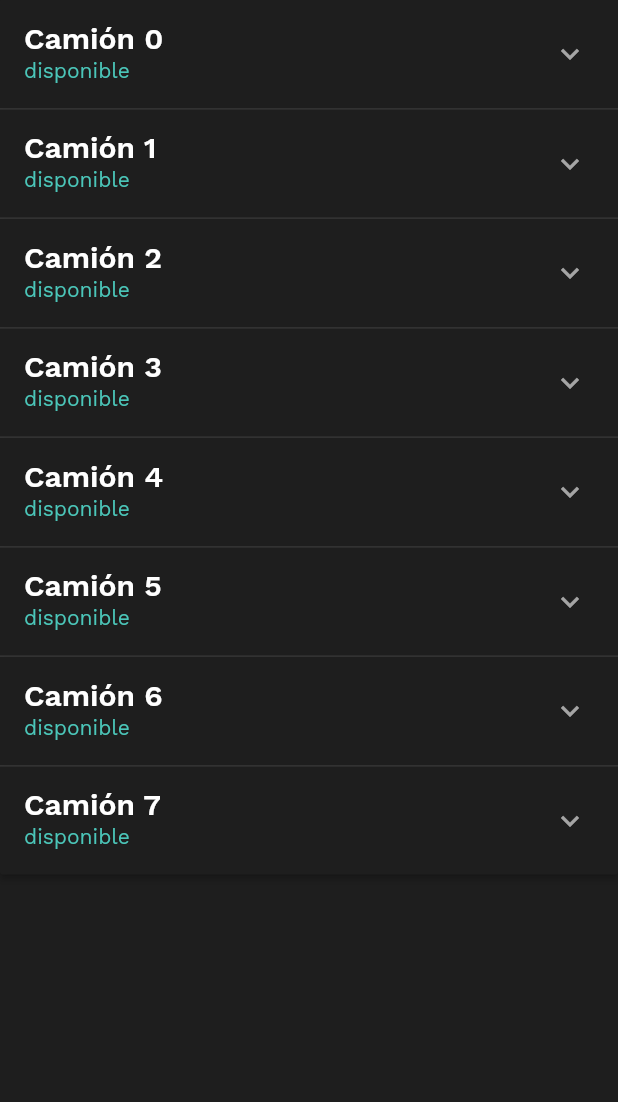
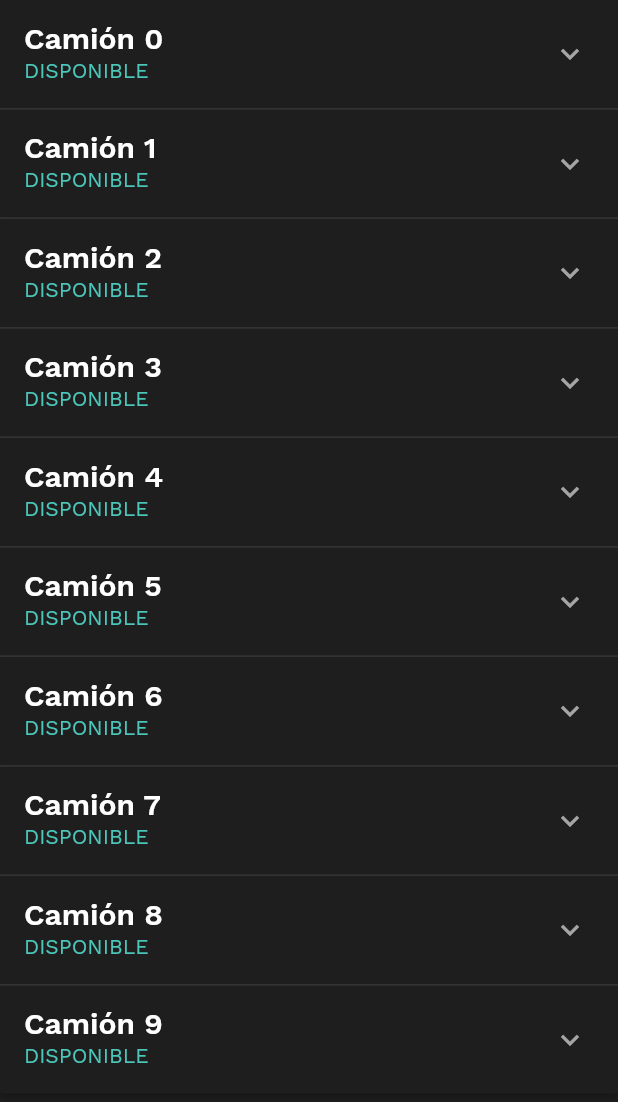
Before and after one commit to Kurztrip/kurztrip_ma, a Flutter app: the ItemListTest widget shown alone on an empty page, opened directly, on a phone screen of 412 x 824 dp. Shown: the top 1102 px of the screen. Run offline on Flutter 3.47's test engine with Material 2 defaults, Android fonts, the phone set to English and light mode, and no system bars; our stand-ins replace dartz, data_connection_checker, equatable, flutter_bloc, get_it, graphql; network calls fail.

Commit message:
Se termina la vista inicial de la pestaña de paquetes

```diff
--- a/lib/src/presentation/app.dart
+++ b/lib/src/presentation/app.dart
@@ -41,15 +41,15 @@ class MobileApp extends StatelessWidget {
                   color: Color(0xFFFFFFFF),
                   fontWeight: FontWeight.w600),
               bodyText1: TextStyle(fontSize: 16))),
-      initialRoute: '/main_page',
+      initialRoute: '/',
       routes: {
         '/': (context) => Homepage(),
+        '/main_page': (context) => MainPage(),
         '/first': (context) => FirstPage(),
         '/second': (context) => SecondPage(),
         '/test': (context) => MyHomePage(
               title: "test Homepage",
             ),
-        '/main_page': (context) => MainPage(),
       },
     );
   }
--- a/lib/src/presentation/bloc/main_page_bloc/main_page_bloc.dart
+++ b/lib/src/presentation/bloc/main_page_bloc/main_page_bloc.dart
@@ -3,7 +3,7 @@ import 'package:kurztrip_ma/src/presentation/bloc/main_page_bloc/main_page_event
 import 'package:kurztrip_ma/src/presentation/bloc/main_page_bloc/main_page_state.dart';
 
 class MainPageBloc extends Bloc<MainPageEvent, MainPageState> {
-  MainPageBloc() : super(Showing(index: 1));
+  MainPageBloc() : super(Showing(index: 3));
 
   @override
   Stream<MainPageState> mapEventToState(MainPageEvent event) async* {
--- a/lib/src/presentation/pages/homepage.dart
+++ b/lib/src/presentation/pages/homepage.dart
@@ -133,7 +133,7 @@ class _HomepageState extends State<Homepage> {
 
   void _showSignUp() {}
   void _submit() {
-    Navigator.pushNamed(context, '/first');
+    Navigator.pushNamed(context, '/main_page');
   }
 
   void _backHome(BuildContext context) {
--- a/lib/src/presentation/widgets/item_list.dart
+++ b/lib/src/presentation/widgets/item_list.dart
@@ -1,22 +1,32 @@
 import 'package:flutter/material.dart';
 
-class Item {
-  Item({
+class ExpandableItem {
+  ExpandableItem({
     @required this.expandedValue,
-    @required this.headerValue,
+    @required this.title,
+    this.subtitle,
     this.isExpanded = false,
   });
 
-  String expandedValue;
-  String headerValue;
+  String title;
+  String subtitle;
+  Map<String, dynamic> expandedValue;
   bool isExpanded;
 }
 
-List<Item> generateItems(int numberOfItems) {
-  return List<Item>.generate(numberOfItems, (int index) {
-    return Item(
-      headerValue: 'Camión $index',
-      expandedValue: 'This is item number $index',
+//Este metodo es temporal para llenar la lista de objetos
+List<ExpandableItem> generatePackages(int numberOfItems) {
+  return List<ExpandableItem>.generate(numberOfItems, (int index) {
+    return ExpandableItem(
+      title: 'Camión $index',
+      subtitle: 'DISPONIBLE',
+      expandedValue: {
+        'Capacidad de Carga:': '500kg',
+        'Capacidad de Volumen:': '3m^3',
+        'Combustible Disponible: ': '30%',
+        'Tipo de Combustible:': 'Gasolina',
+        'Centro de Acopio:': 'Álamos'
+      },
     );
   });
 }
@@ -29,7 +39,7 @@ class ItemListTest extends StatefulWidget {
 }
 
 class _ItemListTestState extends State<ItemListTest> {
-  final List<Item> _data = generateItems(8);
+  final List<ExpandableItem> _data = generatePackages(10);
 
   @override
   Widget build(BuildContext context) {
@@ -47,14 +57,14 @@ class _ItemListTestState extends State<ItemListTest> {
           _data[index].isExpanded = !isExpanded;
         });
       },
-      children: _data.map<ExpansionPanel>((Item item) {
+      children: _data.map<ExpansionPanel>((ExpandableItem item) {
         return ExpansionPanel(
           backgroundColor: Theme.of(context).colorScheme.background,
           headerBuilder: (BuildContext context, bool isExpanded) {
             return ListTile(
-              title: Text(item.headerValue),
+              title: Text(item.title),
               subtitle: Text(
-                'disponible',
+                item.subtitle,
                 style:
                     TextStyle(color: Theme.of(context).colorScheme.secondary),
               ),
@@ -62,27 +72,36 @@ class _ItemListTestState extends State<ItemListTest> {
           },
           body: ListTile(
             subtitle: Column(
-              crossAxisAlignment: CrossAxisAlignment.start,
               children: [
-                Text('Capacidad de Carga:'),
-                Text('Capacidad de Volumen:'),
-                Text('Combustible Disponible:'),
-                Text('Tipo de Combustible:'),
-                Text('Centro de Acopio:'),
+                Column(
+                  children: item.expandedValue.entries
+                      .map((e) => Row(
+                            mainAxisAlignment: MainAxisAlignment.spaceBetween,
+                            children: [
+                              Text(e.key),
+                              Text(e.value.toString()),
+                            ],
+                          ))
+                      .toList(),
+                ),
                 Row(
                   children: [
                     TextButton(
-                      onPressed: null,
+                      onPressed: () {
+                        // hacer push a la pagina de editar
+                      },
                       child: Text(
-                        'Editar',
+                        'EDITAR',
                         style: TextStyle(
                             color: Theme.of(context).colorScheme.secondary),
                       ),
                     ),
                     TextButton(
-                      onPressed: null,
+                      onPressed: () {
+                        // hacer push a la pagina de ver ruta
+                      },
                       child: Text(
-                        'Ver ruta',
+                        'VER RUTA',
                         style: TextStyle(
                             color: Theme.of(context).colorScheme.secondary),
                       ),
@@ -95,9 +114,44 @@ class _ItemListTestState extends State<ItemListTest> {
               mini: true,
               child: Icon(Icons.delete),
               onPressed: () {
-                setState(() {
-                  _data.removeWhere((Item currentItem) => item == currentItem);
-                });
+                return showDialog(
+                    context: context,
+                    builder: (BuildContext context) => AlertDialog(
+                          title: Text(
+                            'Eliminar ${item.title}',
+                            style: TextStyle(
+                                color: Theme.of(context).colorScheme.secondary),
+                          ),
+                          content: Text('Estas seguro?'),
+                          actions: [
+                            TextButton(
+                              onPressed: () {
+                                Navigator.of(context, rootNavigator: true)
+                                    .pop();
+                              },
+                              child: Text(
+                                'CANCELAR',
+                                style: TextStyle(color: Colors.white),
+                              ),
+                            ),
+                            TextButton(
+                              onPressed: () {
+                                // agregar evento al bloc de eliminar objeto.
+                                setState(() {
+                                  _data.removeWhere(
+                                      (ExpandableItem currentItem) =>
+                                          item == currentItem);
+                                });
+                                Navigator.of(context, rootNavigator: true)
+                                    .pop();
+                              },
+                              child: Text(
+                                'ACEPTAR',
+                                style: TextStyle(color: Colors.white),
+                              ),
+                            ),
+                          ],
+                        ));
               },
             ),
           ),
```
